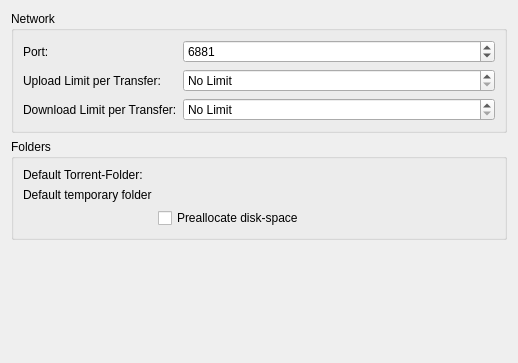
The window that transfer-plugins/bittorrent/btsettingswidget.ui (KDE/kget) describes before a commit, drawn with Qt 5.
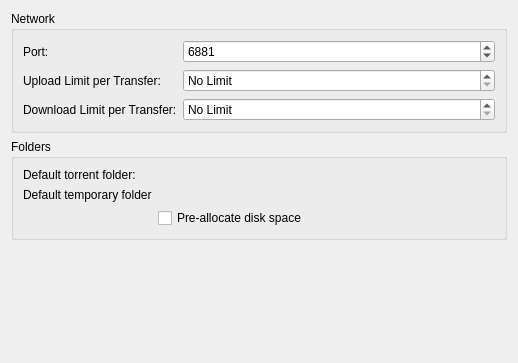
The same window after the commit. Custom widgets are drawn as their Qt base class.

Diff of the .ui file:
```diff
--- a/transfer-plugins/bittorrent/btsettingswidget.ui
+++ b/transfer-plugins/bittorrent/btsettingswidget.ui
@@ -106,7 +106,7 @@
          </sizepolicy>
         </property>
         <property name="text" >
-         <string>Default Torrent-Folder:</string>
+         <string>Default torrent folder:</string>
         </property>
        </widget>
       </item>
@@ -143,7 +143,7 @@
       <item row="2" column="1" >
        <widget class="QCheckBox" name="preallocBox" >
         <property name="text" >
-         <string>Preallocate disk-space</string>
+         <string>Pre-allocate disk space</string>
         </property>
        </widget>
       </item>
```
